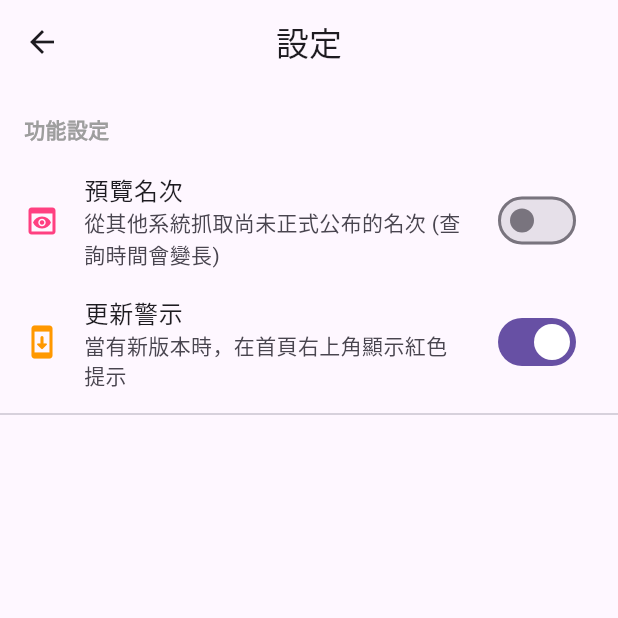
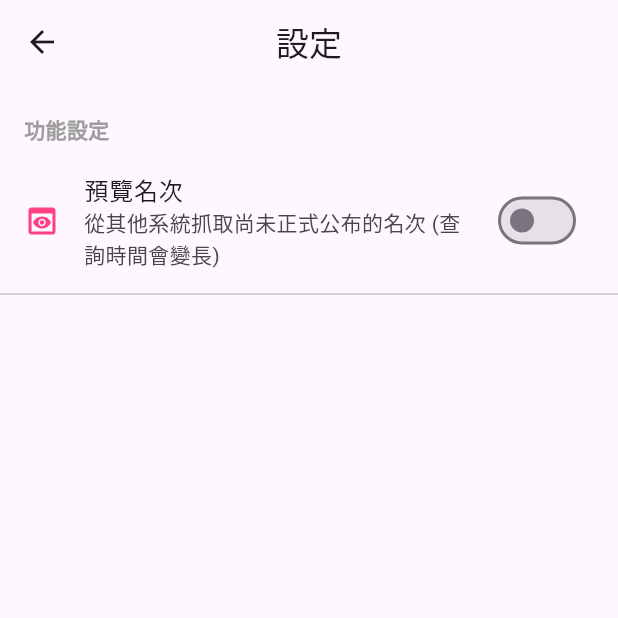
Before and after one commit to edwinchu0711/NsysuApp_OpenSource, a Flutter app: the SettingsPage screen opened directly, on a phone screen of 412 x 824 dp, the top half of it. Run offline on Flutter 3.47's test engine with Material 3 defaults, Android fonts, the light colour scheme and no system bars; our stand-ins replace connectivity_plus, dio, open_filex, package_info_plus, shared_preferences, table_calendar; missing offline and left inert: flutter_inappwebview, tflite_flutter; accounts and stored records are empty.

Commit message:
Update settings_page.dart

```diff
--- a/lib/pages/settings_page.dart
+++ b/lib/pages/settings_page.dart
@@ -9,7 +9,7 @@ class SettingsPage extends StatefulWidget {
 }
 
 class _SettingsPageState extends State<SettingsPage> {
-  bool _isUpdateAlertEnabled = true;
+  // 目前僅保留預覽名次開關
   bool _isPreviewRankEnabled = false;
 
   @override
@@ -22,7 +22,6 @@ class _SettingsPageState extends State<SettingsPage> {
   Future<void> _loadSettings() async {
     final prefs = await SharedPreferences.getInstance();
     setState(() {
-      _isUpdateAlertEnabled = prefs.getBool('is_update_alert_enabled') ?? true;
       _isPreviewRankEnabled = prefs.getBool('is_preview_rank_enabled') ?? false;
     });
   }
@@ -36,13 +35,6 @@ class _SettingsPageState extends State<SettingsPage> {
     if (value) {
       _showSnackBar("已開啟預覽名次功能，下一次查詢成績時生效");
     }
-  }
-
-  // 切換更新警示
-  Future<void> _toggleUpdateAlert(bool value) async {
-    setState(() => _isUpdateAlertEnabled = value);
-    final prefs = await SharedPreferences.getInstance();
-    await prefs.setBool('is_update_alert_enabled', value);
   }
 
   void _showSnackBar(String message, {bool isError = false}) {
@@ -82,15 +74,6 @@ class _SettingsPageState extends State<SettingsPage> {
             onChanged: _togglePreviewRank,
           ),
 
-          // 更新警示開關
-          SwitchListTile(
-            title: const Text("更新警示"),
-            subtitle: const Text("當有新版本時，在首頁右上角顯示紅色提示"),
-            secondary: const Icon(Icons.system_update_rounded, color: Colors.orange),
-            value: _isUpdateAlertEnabled,
-            onChanged: _toggleUpdateAlert,
-          ),
-
           const Divider(),
         ],
       ),
```
